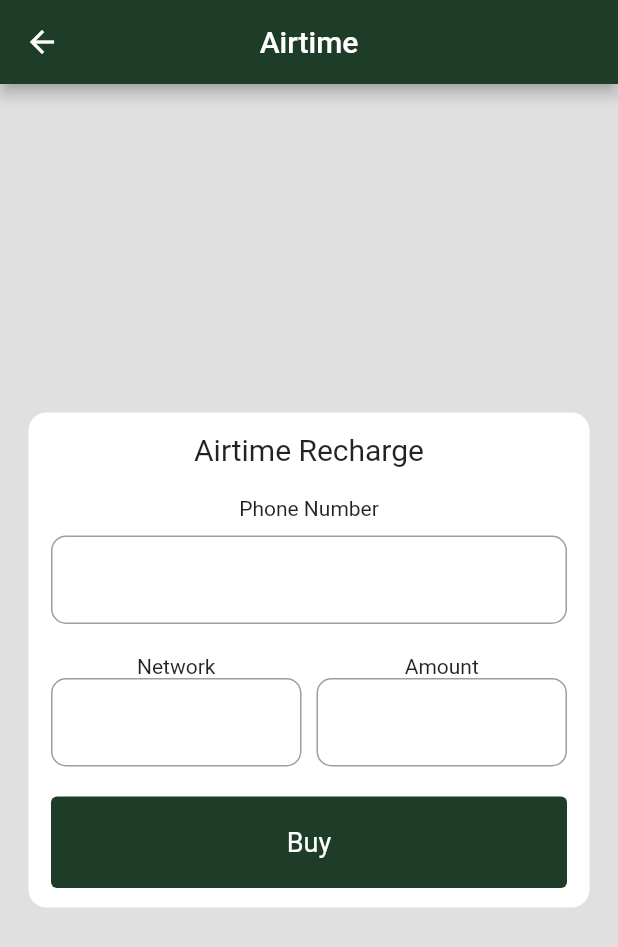
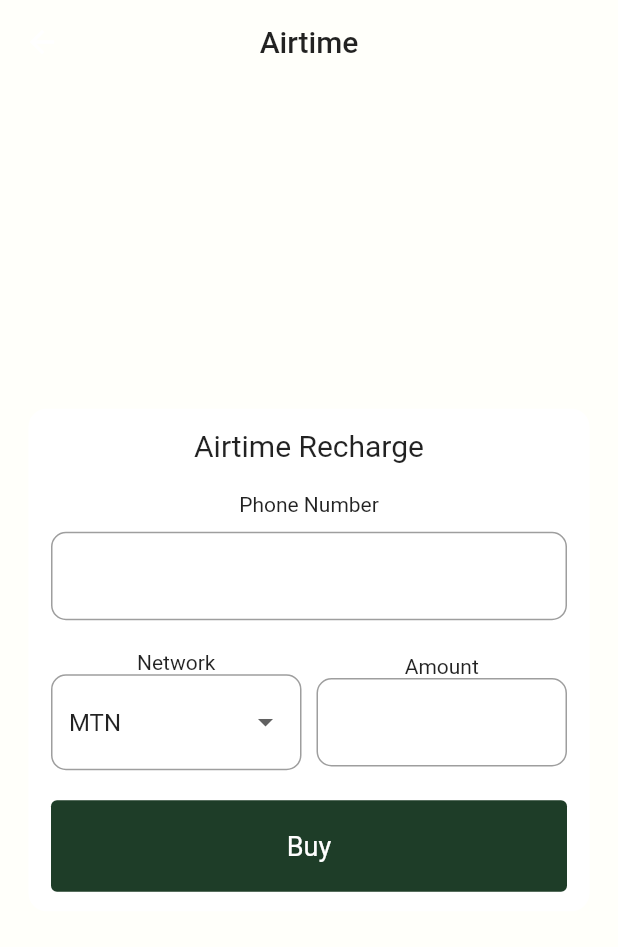
Before and after one commit to AtumaKen/login_test, a Flutter app: the SubMenuScreen screen opened directly, after a tap on "Buy Airtime", on a phone screen of 412 x 824 dp. Shown: the top 947 px of the screen. Run offline on Flutter 3.47's test engine with Material 2 defaults, Android fonts, the phone set to English and light mode, and no system bars.

Commit message:
added dark theming to some widgets.

```diff
--- a/lib/dashboard/app_theme.dart
+++ b/lib/dashboard/app_theme.dart
@@ -31,7 +31,8 @@ class AppTheme {
     caption: caption,
   );
 
-  static const TextStyle display1 = TextStyle( // h4 -> display1
+  static const TextStyle display1 = TextStyle(
+    // h4 -> display1
     fontFamily: fontName,
     fontWeight: FontWeight.bold,
     fontSize: 36,
@@ -40,22 +41,24 @@ class AppTheme {
     color: darkerText,
   );
 
-  static const TextStyle headline = TextStyle( // h5 -> headline
+  static const TextStyle headline = TextStyle(
+    // h5 -> headline
     fontFamily: fontName,
     fontSize: 24,
     letterSpacing: 0.27,
     color: Colors.white,
   );
 
-  static const TextStyle title = TextStyle( // h6 -> title
+  static const TextStyle title = TextStyle(
+    // h6 -> title
     fontFamily: fontName,
     fontSize: 18,
     letterSpacing: 0.2,
     color: Colors.white,
   );
 
-
-  static const TextStyle subtitle = TextStyle( // subtitle2 -> subtitle
+  static const TextStyle subtitle = TextStyle(
+    // subtitle2 -> subtitle
     fontFamily: fontName,
     fontWeight: FontWeight.w400,
     fontSize: 14,
@@ -63,7 +66,8 @@ class AppTheme {
     color: darkText,
   );
 
-  static const TextStyle body2 = TextStyle( // body1 -> body2
+  static const TextStyle body2 = TextStyle(
+    // body1 -> body2
     fontFamily: fontName,
     fontWeight: FontWeight.w400,
     fontSize: 14,
@@ -71,7 +75,8 @@ class AppTheme {
     color: darkText,
   );
 
-  static const TextStyle body1 = TextStyle( // body2 -> body1
+  static const TextStyle body1 = TextStyle(
+    // body2 -> body1
     fontFamily: fontName,
     fontWeight: FontWeight.w400,
     fontSize: 16,
@@ -79,7 +84,8 @@ class AppTheme {
     color: darkText,
   );
 
-  static const TextStyle caption = TextStyle( // Caption -> caption
+  static const TextStyle caption = TextStyle(
+    // Caption -> caption
     fontFamily: fontName,
     fontWeight: FontWeight.w400,
     fontSize: 12,
@@ -87,4 +93,41 @@ class AppTheme {
     color: lightText, // was lightText
   );
 
+  static final ThemeData lightTheme = ThemeData(
+    scaffoldBackgroundColor: Colors.green[100],
+    appBarTheme: AppBarTheme(
+      color: Color.fromRGBO(255, 255, 250, 1),
+    ),
+      textTheme: TextTheme(headline4: TextStyle(fontSize: 18, color: AppTheme.easySwitchGreen)),
+
+      colorScheme: ColorScheme.light(
+        primary: Color.fromRGBO(255, 255, 250, 1),
+        onPrimary: Colors.white,
+        primaryVariant: Colors.white38,
+        secondary: Colors.green,
+      ),
+    iconTheme: IconThemeData(
+      color: Colors.black87,
+    ),
+    cardTheme: CardTheme(color: Colors.white)
+  );
+
+  static final ThemeData darkTheme = ThemeData(
+    scaffoldBackgroundColor: AppTheme.easySwitchGreen,
+    textTheme: TextTheme(headline4: TextStyle(fontSize: 18, color: AppTheme.nearlyWhite)),
+    appBarTheme: AppBarTheme(
+      color: Colors.black,
+    ),
+    colorScheme: ColorScheme.light(
+      primary: Colors.black,
+      onPrimary: Colors.black,
+      primaryVariant: Colors.black,
+      secondary: Colors.green,
+    ),
+    iconTheme: IconThemeData(
+      color: Colors.white,
+    ),
+
+      cardTheme: CardTheme(color: Colors.black26)
+  );
 }
--- /dev/null
+++ b/lib/providers/appstate_notifier.dart
@@ -0,0 +1,10 @@
+import 'package:flutter/cupertino.dart';
+
+class AppStateNotifier with ChangeNotifier{
+  bool isDarkMode = false;
+
+  void updateTheme(bool isDarkMode) {
+    this.isDarkMode = isDarkMode;
+    notifyListeners();
+  }
+}
--- a/lib/screens/sub_menu_screen.dart
+++ b/lib/screens/sub_menu_screen.dart
@@ -1,7 +1,6 @@
 import 'package:flutter/material.dart';
 import 'package:login_test/dashboard/app_theme.dart';
 import 'package:login_test/dashboard/home_drawer.dart';
-import 'package:login_test/widgets/custom_alert.dart';
 import 'package:login_test/widgets/not_available.dart';
 
 class SubMenuScreen extends StatelessWidget {
@@ -13,10 +12,11 @@ class SubMenuScreen extends StatelessWidget {
   @override
   Widget build(BuildContext context) {
     return Scaffold(
+      backgroundColor: Theme.of(context).colorScheme.primary,
       appBar: AppBar(
         elevation: 0,
-        title: Text(title, style: TextStyle(color: Colors.black),),
-        backgroundColor: Colors.white70,
+        backgroundColor: Theme.of(context).appBarTheme.color,
+        title: Text(title, style: TextStyle(color: Theme.of(context).iconTheme.color),),
         centerTitle: true,
       ),
       body: Padding(
@@ -34,8 +34,7 @@ class SubMenuScreen extends StatelessWidget {
                   ),
                   title: Text(
                     subMenus[index].title,
-                    style: TextStyle(
-                        fontSize: 18, color: AppTheme.easySwitchGreen),
+                    style: Theme.of(context).textTheme.headline4,
                   ),
                   trailing: Icon(
                     Icons.arrow_forward_ios_sharp,
--- a/lib/widgets/custom_alert.dart
+++ b/lib/widgets/custom_alert.dart
@@ -1,14 +1,24 @@
 import 'package:flutter/material.dart';
-import 'package:login_test/dashboard/app_theme.dart';
+import 'package:flutter/services.dart';
 import 'package:login_test/widgets/es_button.dart';
 
-class ECAlertDialog extends StatelessWidget {
+class ECAlertDialog extends StatefulWidget {
+  @override
+  _ECAlertDialogState createState() => _ECAlertDialogState();
+}
+
+class _ECAlertDialogState extends State<ECAlertDialog> {
   @override
   Widget build(BuildContext context) {
     return Scaffold(
-      backgroundColor: Colors.grey[300],
+      backgroundColor: Theme.of(context).colorScheme.primary,
       appBar: AppBar(
-        title: Text("Airtime"),
+        elevation: 0,
+        backgroundColor: Theme.of(context).appBarTheme.color,
+        title: Text(
+          "Airtime",
+          style: TextStyle(color: Theme.of(context).iconTheme.color),
+        ),
         centerTitle: true,
       ),
       body: Center(
@@ -34,6 +44,7 @@ class ECAlertDialog extends StatelessWidget {
                     height: 10,
                   ),
                   TextField(
+                    inputFormatters: [FilteringTextInputFormatter.digitsOnly],
                     decoration: InputDecoration(
                       border: OutlineInputBorder(
                         borderRadius: BorderRadius.circular(10),
@@ -45,6 +56,7 @@ class ECAlertDialog extends StatelessWidget {
                   ),
                   Row(
                     mainAxisSize: MainAxisSize.max,
+                    mainAxisAlignment: MainAxisAlignment.spaceBetween,
                     children: [
                       Flexible(
                         child: _networkWidget(),
@@ -82,17 +94,36 @@ class ECAlertDialog extends StatelessWidget {
     );
   }
 
+  String _selectedText = "MTN";
+  List<String> _options = ["MTN", "Glo", "Airtel", "9 Mobile", "Ntel"];
+
   Widget _networkWidget() {
     return Column(
       children: [
         Text("Network"),
-        TextField(
+        DropdownButtonFormField<String>(
+          isExpanded: true,
           decoration: InputDecoration(
             border: OutlineInputBorder(
               borderRadius: BorderRadius.circular(10),
             ),
           ),
-        )
+          hint: Text("Select Your Network"),
+          value: _selectedText,
+          onChanged: (newValue) {
+            setState(() {
+              _selectedText = newValue;
+              // widget._bankNameController.text = _selectedText;
+            });
+          },
+          items: _options.map((reason) {
+            return DropdownMenuItem(
+              child: Text(reason),
+              value: reason,
+            );
+          }).toList(),
+          validator: (value) => value == null ? 'Select a bank' : null,
+        ),
       ],
     );
   }
@@ -102,6 +133,7 @@ class ECAlertDialog extends StatelessWidget {
       children: [
         Text("Amount"),
         TextField(
+          inputFormatters: [FilteringTextInputFormatter.digitsOnly],
           decoration: InputDecoration(
             border: OutlineInputBorder(
               borderRadius: BorderRadius.circular(10),
--- a/pubspec.yaml
+++ b/pubspec.yaml
@@ -23,6 +23,7 @@ environment:
 dependencies:
   flutter:
     sdk: flutter
+  provider: ^5.0.0
 
 
   # The following adds the Cupertino Icons font to your application.
```
Also changed, not shown: lib/dashboard/draw_test.dart (+25 -24 lines), lib/dashboard/home_drawer.dart (+7 -4 lines), lib/main.dart (+16 -10 lines), lib/screens/dashboard.dart (+7 -4 lines), lib/screens/settings.dart (added, +41 -0 lines), pubspec.lock.
